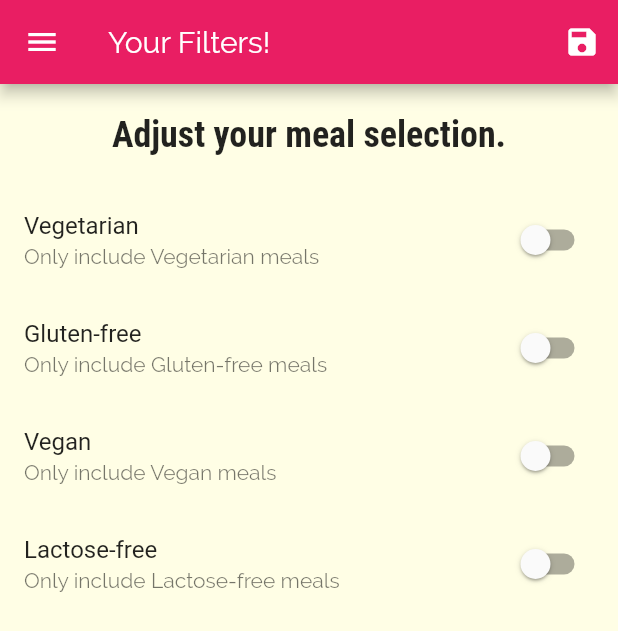
After one commit to Ayush-Bhargava/MealsApp, a Flutter app: the FiltersScreen screen opened by its route, in the side drawer, after a tap on the "save" icon, on a phone screen of 412 x 824 dp. The commit adds this screen. Shown: the top 631 px of the screen. Run offline on Flutter 3.47's test engine with Material 2 defaults, Android fonts, the phone set to English and light mode, and no system bars.

Commit message:
filters and favourites added

```diff
--- a/lib/main.dart
+++ b/lib/main.dart
@@ -1,13 +1,71 @@
 import 'package:flutter/material.dart';
 
+import './dummy_data.dart';
+import './pages/filters_screen.dart';
 import './pages/tabs_screen.dart';
 import './pages/categories_screen.dart';
 import './pages/category_meals_screen.dart';
 import './pages/meal_detail_screen.dart';
+import 'models/meal.dart';
 
 void main() => runApp(MyApp());
 
-class MyApp extends StatelessWidget {
+class MyApp extends StatefulWidget {
+  @override
+  _MyAppState createState() => _MyAppState();
+}
+
+class _MyAppState extends State<MyApp> {
+  Map<String, bool> _filters = {
+    'gluten': false,
+    'lactose': false,
+    'vegan': false,
+    'vegetarian': false,
+  };
+
+  List<Meal> _availableMeal = DUMMY_MEALS;
+  List<Meal> _favouriteMeals = [];
+  void _setFilters(Map<String, bool> filterData) {
+    setState(() {
+      _filters = filterData;
+
+      _availableMeal = DUMMY_MEALS.where((meal) {
+        if (_filters['gluten'] && !meal.isGlutenFree) {
+          return false;
+        }
+        if (_filters['lactose'] && !meal.isLactoseFree) {
+          return false;
+        }
+        if (_filters['vegan'] && !meal.isVegan) {
+          return false;
+        }
+        if (_filters['vegetarian'] && !meal.isVegetarian) {
+          return false;
+        }
+        return true;
+      }).toList();
+    });
+  }
+
+  void _toggleFavourite(String mealId) {
+    final existingIndex =
+        _favouriteMeals.indexWhere((meal) => meal.id == mealId);
+
+    if (existingIndex >= 0) {
+      setState(() {
+        _favouriteMeals.removeAt(existingIndex);
+      });
+    } else {
+      setState(() {
+       _favouriteMeals.add(DUMMY_MEALS.firstWhere((meal)=>meal.id==mealId));
+      });
+    }
+  }
+
+  bool _isFavouriteMeal(String id){
+    return _favouriteMeals.any((meal)=>meal.id==id);
+  }
+
   @override
   Widget build(BuildContext context) {
     return MaterialApp(
@@ -33,16 +91,22 @@ class MyApp extends StatelessWidget {
       ),
       //home: CategoriesScreen(),
       routes: {
-        '/': (ctx) => TabsScreen(),
-        CategoryMealsScreen.routeName: (ctx) => CategoryMealsScreen(),
-        MealDetailScreen.routeName: (ctx) => MealDetailScreen(),
+        '/': (ctx) => TabsScreen(_favouriteMeals),
+        CategoryMealsScreen.routeName: (ctx) =>
+            CategoryMealsScreen(_availableMeal),
+        MealDetailScreen.routeName: (ctx) => MealDetailScreen(_toggleFavourite, _isFavouriteMeal),
+        FiltersScreen.routeName: (ctx) => FiltersScreen(_filters, _setFilters),
       },
       onGenerateRoute: (settings) {
         print(settings.arguments);
-        return MaterialPageRoute(builder: (ctx) => CategoriesScreen(),);
+        return MaterialPageRoute(
+          builder: (ctx) => CategoriesScreen(),
+        );
       },
       onUnknownRoute: (settings) {
-        return MaterialPageRoute(builder: (ctx) => CategoriesScreen(),);
+        return MaterialPageRoute(
+          builder: (ctx) => CategoriesScreen(),
+        );
       },
     );
   }
--- /dev/null
+++ b/lib/pages/filters_screen.dart
@@ -0,0 +1,120 @@
+import 'package:flutter/material.dart';
+
+import '../widgets/main_drawer.dart';
+
+class FiltersScreen extends StatefulWidget {
+  static const routeName = '/filters';
+  final Function saveFilters;
+  final Map<String, bool> currentFilters;
+
+  FiltersScreen(this.currentFilters, this.saveFilters);
+
+  @override
+  _FiltersScreenState createState() => _FiltersScreenState();
+}
+
+class _FiltersScreenState extends State<FiltersScreen> {
+  var _glutenFree = false;
+  var _vegetarian = false;
+  var _vegan = false;
+  var _lactoseFree = false;
+
+  @override
+  initState() {
+    _glutenFree = widget.currentFilters['gluten'];
+    _vegetarian = widget.currentFilters['vegetarian'];
+    _vegan = widget.currentFilters['vegan'];
+    _lactoseFree = widget.currentFilters['lactose'];
+    super.initState();
+  }
+
+  Widget _buildSwitchListTile(String title, String description,
+      bool currentValue, Function updateValue) {
+    return SwitchListTile(
+      title: Text(title),
+      value: currentValue,
+      subtitle: Text(description),
+      onChanged: updateValue,
+    );
+  }
+
+  @override
+  Widget build(BuildContext context) {
+    return Scaffold(
+        appBar: AppBar(
+          title: Text('Your Filters!'),
+          actions: <Widget>[
+            IconButton(
+              icon: Icon(Icons.save),
+              onPressed: () {
+                final selectedFilters = {
+                  'gluten': _glutenFree,
+                  'lactose': _lactoseFree,
+                  'vegan': _vegan,
+                  'vegetarian': _vegetarian,
+                };
+                widget.saveFilters(selectedFilters);
+              },
+            ),
+          ],
+        ),
+        drawer: MainDrawer(),
+        body: Column(
+          children: <Widget>[
+            Container(
+              padding: EdgeInsets.all(20),
+              child: Text(
+                'Adjust your meal selection.',
+                style: Theme.of(context).textTheme.title,
+              ),
+            ),
+            Expanded(
+              child: ListView(
+                children: <Widget>[
+                  _buildSwitchListTile(
+                    'Vegetarian',
+                    'Only include Vegetarian meals',
+                    _vegetarian,
+                    (newValue) {
+                      setState(() {
+                        _vegetarian = newValue;
+                      });
+                    },
+                  ),
+                  _buildSwitchListTile(
+                    'Gluten-free',
+                    'Only include Gluten-free meals',
+                    _glutenFree,
+                    (newValue) {
+                      setState(() {
+                        _glutenFree = newValue;
+                      });
+                    },
+                  ),
+                  _buildSwitchListTile(
+                    'Vegan',
+                    'Only include Vegan meals',
+                    _vegan,
+                    (newValue) {
+                      setState(() {
+                        _vegan = newValue;
+                      });
+                    },
+                  ),
+                  _buildSwitchListTile(
+                    'Lactose-free',
+                    'Only include Lactose-free meals',
+                    _lactoseFree,
+                    (newValue) {
+                      setState(() {
+                        _lactoseFree = newValue;
+                      });
+                    },
+                  ),
+                ],
+              ),
+            )
+          ],
+        ));
+  }
+}
--- a/lib/widgets/main_drawer.dart
+++ b/lib/widgets/main_drawer.dart
@@ -1,7 +1,8 @@
 import 'package:flutter/material.dart';
+import '../pages/filters_screen.dart';
 
 class MainDrawer extends StatelessWidget {
-  Widget buildListTile(String title, IconData icon) {
+  Widget buildListTile(String title, IconData icon, Function tapHandler) {
     return ListTile(
       leading: Icon(
         icon,
@@ -14,6 +15,7 @@ class MainDrawer extends StatelessWidget {
             fontSize: 24,
             fontWeight: FontWeight.bold),
       ),
+      onTap: tapHandler,
     );
   }
 
@@ -39,8 +41,20 @@ class MainDrawer extends StatelessWidget {
           SizedBox(
             height: 20,
           ),
-          buildListTile('Meals', Icons.restaurant),
-          buildListTile('Filters', Icons.settings),
+          buildListTile(
+            'Meals',
+            Icons.restaurant,
+            () {
+              Navigator.of(context).pushReplacementNamed('/');
+            },
+          ),
+          buildListTile(
+            'Filters',
+            Icons.settings,
+            () {
+              Navigator.of(context).pushReplacementNamed(FiltersScreen.routeName);
+            },
+          ),
         ],
       ),
     );
```
Also changed, not shown: lib/pages/category_meals_screen.dart (+41 -20 lines), lib/pages/favourites_screen.dart (+23 -1 lines), lib/pages/meal_detail_screen.dart (+16 -2 lines), lib/pages/tabs_screen.dart (+13 -4 lines), lib/widgets/meal_item.dart (+11 -1 lines).
